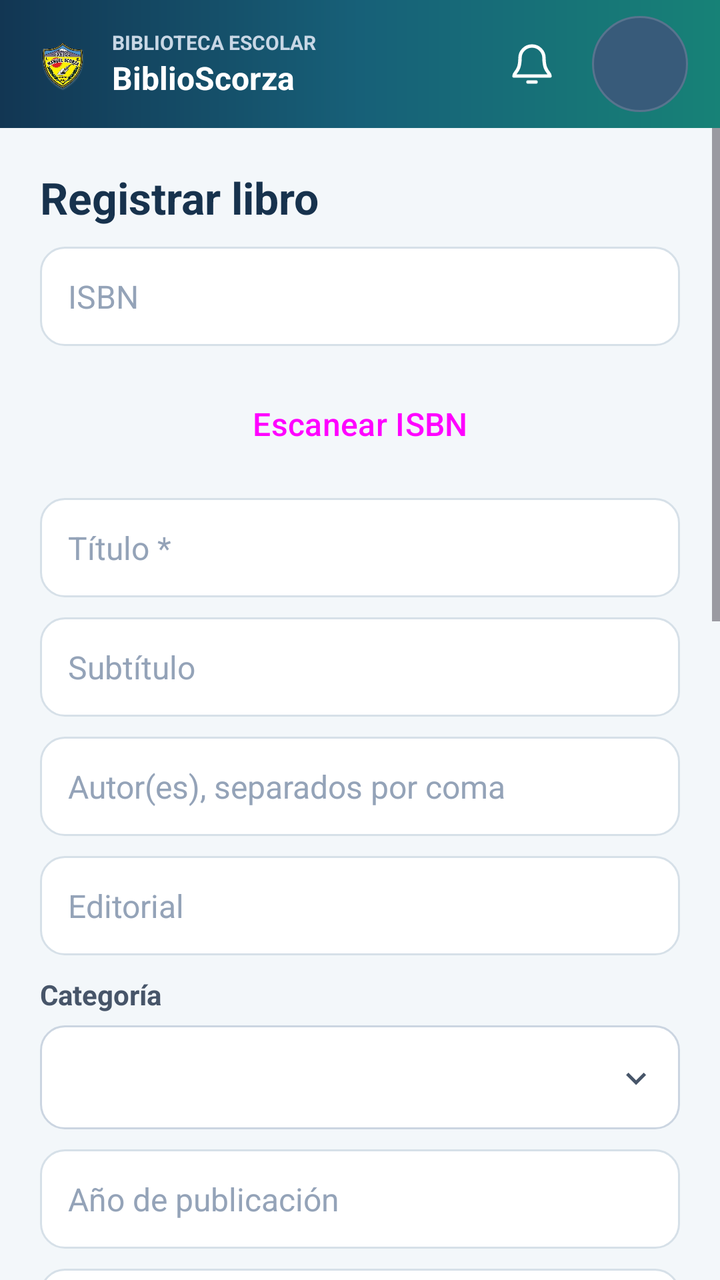
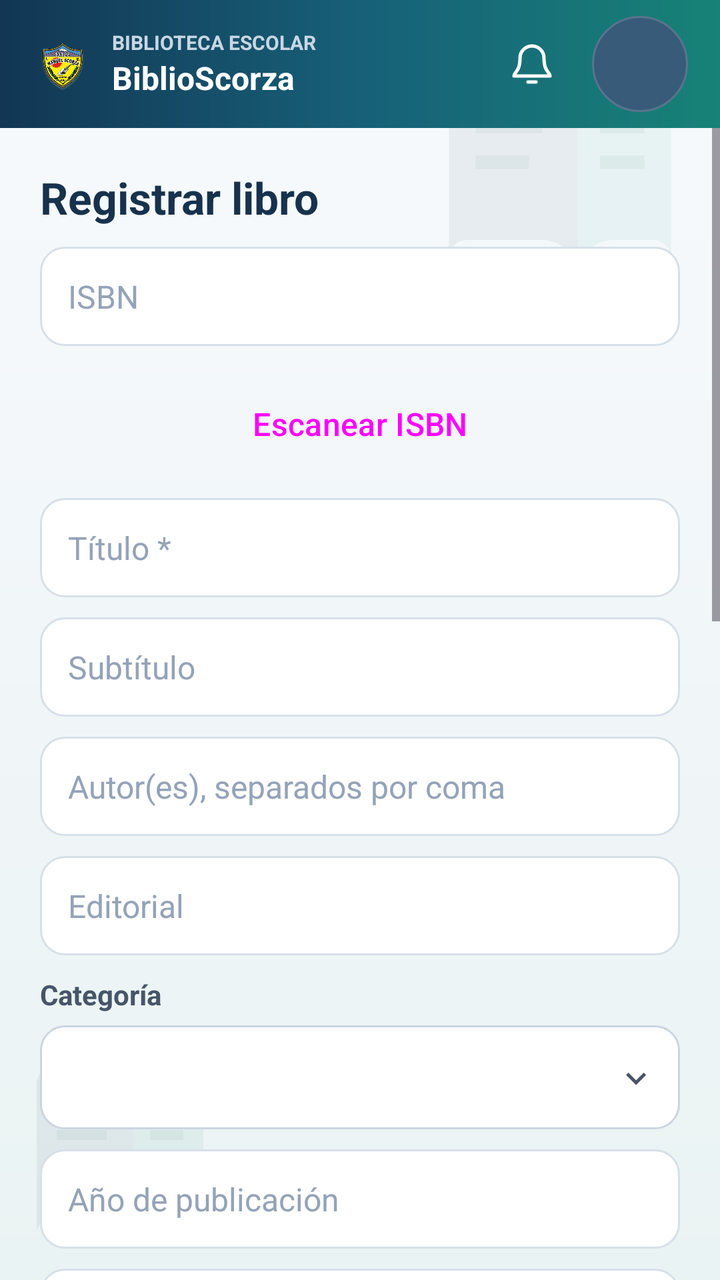

Before-and-after screenshots of an Android layout around one commit, followed by the original layout XML and the change that was made.
<!-- AndroidManifest.xml: application theme Theme.BiblioScorza -->
<!-- res/layout/activity_libro_form.xml -->
<?xml version="1.0" encoding="utf-8"?>
<LinearLayout xmlns:android="http://schemas.android.com/apk/res/android"
    android:layout_width="match_parent" android:layout_height="match_parent"
    android:orientation="vertical">
    <include layout="@layout/view_top_bar" />
    <ScrollView android:layout_width="match_parent" android:layout_height="0dp"
        android:layout_weight="1">
    <LinearLayout android:layout_width="match_parent" android:layout_height="wrap_content"
        android:orientation="vertical" android:padding="20dp">
        <TextView android:id="@+id/tvTituloFormulario" style="@style/BsTitle" android:layout_width="wrap_content" android:layout_height="wrap_content" android:text="Registrar libro" />
        <EditText android:id="@+id/etIsbn" style="@style/BsInput" android:hint="ISBN" android:inputType="textCapCharacters" />
        <Button android:id="@+id/btnScanIsbn" style="@style/BsButtonOutline" android:text="Escanear ISBN" />
        <EditText android:id="@+id/etTitulo" style="@style/BsInput" android:hint="Título *" android:inputType="textCapSentences" />
        <EditText android:id="@+id/etSubtitulo" style="@style/BsInput" android:hint="Subtítulo" android:inputType="textCapSentences" />
        <EditText android:id="@+id/etAutor" style="@style/BsInput" android:hint="Autor(es), separados por coma" android:inputType="textCapWords" />
        <EditText android:id="@+id/etEditorial" style="@style/BsInput" android:hint="Editorial" android:inputType="textCapWords" />
        <TextView android:layout_width="match_parent" android:layout_height="wrap_content"
            android:layout_marginTop="10dp" android:layout_marginBottom="6dp"
            android:text="Categoría" android:textColor="#475569" android:textSize="14sp"
            android:textStyle="bold" />
        <Spinner android:id="@+id/etCategoria" android:layout_width="match_parent" android:layout_height="52dp"
            android:background="@drawable/bg_filter_spinner" android:contentDescription="Seleccionar categoría del libro"
            android:paddingStart="12dp" android:paddingEnd="40dp" android:spinnerMode="dropdown" />
        <EditText android:id="@+id/etAnio" style="@style/BsInput" android:hint="Año de publicación" android:inputType="number" />
        <EditText android:id="@+id/etEdicion" style="@style/BsInput" android:hint="Edición" android:inputType="text" />
        <EditText android:id="@+id/etIdioma" style="@style/BsInput" android:hint="Idioma" android:inputType="text" android:text="es" />
        <Spinner android:id="@+id/spNivel" style="@style/BsInput" />
        <EditText android:id="@+id/etGrado" style="@style/BsInput" android:hint="Grado recomendado (1 a 6)" android:inputType="number" />
        <Spinner android:id="@+id/spTipo" style="@style/BsInput" />
        <Spinner android:id="@+id/spPrefijo" style="@style/BsInput" />
        <EditText android:id="@+id/etCantidad" style="@style/BsInput" android:hint="Cantidad" android:inputType="number" android:text="1" />
        <TextView android:id="@+id/tvUbicacionInfo" style="@style/BsText" />
        <Spinner android:id="@+id/spUbicacion" style="@style/BsInput" />
        <EditText android:id="@+id/etDescripcion" style="@style/BsInput" android:hint="Descripción" android:inputType="textMultiLine|textCapSentences" android:minLines="2" />
        <EditText android:id="@+id/etObs" style="@style/BsInput" android:hint="Observaciones" android:inputType="textMultiLine|textCapSentences" android:minLines="2" />
        <Button android:id="@+id/btnFoto" style="@style/BsButtonOutline" android:text="Elegir o tomar fotografía" />
        <ImageView android:id="@+id/ivFoto" android:layout_width="120dp" android:layout_height="160dp"
            android:layout_marginTop="8dp" android:scaleType="centerCrop" android:visibility="gone" android:contentDescription="Portada" />
        <TextView android:id="@+id/tvFotoEstado" style="@style/BsText" />
        <TextView android:id="@+id/tvError" style="@style/BsText" android:textColor="#B91C1C" />
        <Button android:id="@+id/btnGuardar" style="@style/BsButton" android:text="Guardar libro" />
    </LinearLayout>
    </ScrollView>
</LinearLayout>
<!-- res/layout/view_top_bar.xml (included above) -->
<?xml version="1.0" encoding="utf-8"?>
<LinearLayout xmlns:android="http://schemas.android.com/apk/res/android"
    android:layout_width="match_parent"
    android:layout_height="64dp"
    android:background="@drawable/bg_top_bar"
    android:gravity="center_vertical"
    android:orientation="horizontal"
    android:paddingStart="16dp"
    android:paddingEnd="16dp">

    <ImageButton
        android:id="@+id/btnVolver"
        android:layout_width="44dp"
        android:layout_height="44dp"
        android:background="?attr/selectableItemBackgroundBorderless"
        android:contentDescription="Volver"
        android:padding="12dp"
        android:src="@drawable/ic_arrow_back"
        android:tint="#FFFFFF"
        android:visibility="gone" />

    <ImageView
        android:layout_width="30dp"
        android:layout_height="36dp"
        android:contentDescription="Escudo de Biblioteca-Scorza"
        android:scaleType="fitCenter"
        android:src="@drawable/escudo_colegio_transparente" />

    <LinearLayout
        android:layout_width="0dp"
        android:layout_height="wrap_content"
        android:layout_marginStart="10dp"
        android:layout_weight="1"
        android:orientation="vertical">

        <TextView
            android:layout_width="match_parent"
            android:layout_height="wrap_content"
            android:ellipsize="end"
            android:maxLines="1"
            android:text="BIBLIOTECA ESCOLAR"
            android:textColor="#C8D7E5"
            android:textSize="10sp"
            android:textStyle="bold" />

        <TextView
            android:layout_width="match_parent"
            android:layout_height="wrap_content"
            android:ellipsize="end"
            android:maxLines="1"
            android:text="BiblioScorza"
            android:textColor="#FFFFFF"
            android:textSize="16sp"
            android:textStyle="bold" />
    </LinearLayout>

    <FrameLayout
        android:id="@+id/btnNotificaciones"
        android:layout_width="48dp"
        android:layout_height="48dp"
        android:layout_marginStart="4dp"
        android:background="@drawable/bg_top_bar_action_ripple"
        android:clickable="true"
        android:contentDescription="Notificaciones"
        android:focusable="true">

        <ImageView
            android:layout_width="24dp"
            android:layout_height="24dp"
            android:layout_gravity="center"
            android:contentDescription="@null"
            android:src="@drawable/ic_notifications"
            android:tint="#FFFFFF" />

        <TextView
            android:id="@+id/tvNotificaciones"
            android:layout_width="18dp"
            android:layout_height="18dp"
            android:layout_gravity="top|end"
            android:background="@drawable/bg_top_bar_badge"
            android:gravity="center"
            android:textColor="#FFFFFF"
            android:textSize="10sp"
            android:textStyle="bold"
            android:visibility="gone" />
    </FrameLayout>

    <TextView
        android:id="@+id/btnPerfil"
        android:layout_width="48dp"
        android:layout_height="48dp"
        android:layout_marginStart="6dp"
        android:background="@drawable/bg_top_bar_avatar_ripple"
        android:clickable="true"
        android:contentDescription="Abrir perfil del usuario"
        android:focusable="true"
        android:gravity="center"
        android:minHeight="48dp"
        android:minWidth="48dp"
        android:textColor="#FFFFFF"
        android:textSize="14sp"
        android:textStyle="bold" />
</LinearLayout>
<!-- resources referenced by this layout -->
<resources>
  <!-- drawable bg_top_bar_action_ripple (drawable) -->
  <?xml version="1.0" encoding="utf-8"?>
  <ripple xmlns:android="http://schemas.android.com/apk/res/android"
      android:color="#55FFFFFF">
      <item android:id="@android:id/mask">
          <shape android:shape="oval">
              <solid android:color="#FFFFFFFF" />
          </shape>
      </item>
  </ripple>
  <!-- drawable bg_top_bar_badge (drawable) -->
  <?xml version="1.0" encoding="utf-8"?>
  <shape xmlns:android="http://schemas.android.com/apk/res/android">
      <solid android:color="#D93445" />
      <corners android:radius="50dp" />
  </shape>
  <style name="BsButton" parent="Widget.Material3.Button">
          <item name="android:layout_width">match_parent</item>
          <item name="android:layout_height">54dp</item>
          <item name="android:layout_marginTop">12dp</item>
          <item name="android:textSize">16sp</item>
          <item name="cornerRadius">14dp</item>
      </style>
  <style name="BsText">
          <item name="android:layout_width">match_parent</item>
          <item name="android:layout_height">wrap_content</item>
          <item name="android:layout_marginTop">8dp</item>
          <item name="android:textSize">15sp</item>
          <item name="android:textColor">#1E293B</item>
      </style>
  <style name="BsTitle">
          <item name="android:textSize">22sp</item>
          <item name="android:textStyle">bold</item>
          <item name="android:textColor">#17324D</item>
      </style>
  <!-- drawable ic_filter_expand (drawable) -->
  <vector xmlns:android="http://schemas.android.com/apk/res/android"
      android:width="24dp"
      android:height="24dp"
      android:viewportWidth="24"
      android:viewportHeight="24">
      <path
          android:fillColor="#475569"
          android:pathData="M7.4,9.2L12,13.8l4.6,-4.6L18,10.6l-6,6 -6,-6z" />
  </vector>
  <!-- drawable bg_top_bar_avatar (drawable) -->
  <?xml version="1.0" encoding="utf-8"?>
  <shape xmlns:android="http://schemas.android.com/apk/res/android" android:shape="oval">
      <solid android:color="#385B7A" />
      <stroke android:width="1dp" android:color="#58748E" />
  </shape>
  <!-- drawable input_bg (drawable) -->
  <?xml version="1.0" encoding="utf-8"?>
  <shape xmlns:android="http://schemas.android.com/apk/res/android" android:shape="rectangle">
      <solid android:color="#FFFFFF" />
      <stroke android:width="1dp" android:color="#D6E0E8" />
      <corners android:radius="12dp" />
  </shape>
  <!-- unchanged entries left out for length: 9 -->
</resources>

<!-- the commit's change to res/layout/activity_libro_form.xml (unified diff, before → after) -->
@@ -1,6 +1,7 @@
 <?xml version="1.0" encoding="utf-8"?>
 <LinearLayout xmlns:android="http://schemas.android.com/apk/res/android"
     android:layout_width="match_parent" android:layout_height="match_parent"
+    android:background="@drawable/bg_library_canvas"
     android:orientation="vertical">
     <include layout="@layout/view_top_bar" />
     <ScrollView android:layout_width="match_parent" android:layout_height="0dp"
<!-- resource entries referenced after the edit -->
@@ -1,5 +1,28 @@
 <!-- resources referenced by this layout -->
 <resources>
+  <!-- drawable bg_library_canvas (drawable) -->
+  <layer-list xmlns:android="http://schemas.android.com/apk/res/android">
+      <item>
+          <shape android:shape="rectangle">
+              <gradient
+                  android:angle="270"
+                  android:startColor="#F7FAFC"
+                  android:centerColor="#F1F6F8"
+                  android:endColor="#EAF3F3"
+                  android:type="linear" />
+          </shape>
+      </item>
+      <item
+          android:drawable="@drawable/ic_library_watermark"
+          android:gravity="top|end"
+          android:width="160dp"
+          android:height="160dp" />
+      <item
+          android:drawable="@drawable/ic_library_watermark"
+          android:gravity="bottom|start"
+          android:width="120dp"
+          android:height="120dp" />
+  </layer-list>
   <!-- drawable bg_top_bar_action_ripple (drawable) -->
   <?xml version="1.0" encoding="utf-8"?>
   <ripple xmlns:android="http://schemas.android.com/apk/res/android"
@@ -45,6 +68,22 @@
           android:fillColor="#475569"
           android:pathData="M7.4,9.2L12,13.8l4.6,-4.6L18,10.6l-6,6 -6,-6z" />
   </vector>
+  <!-- drawable ic_library_watermark (drawable) -->
+  <vector xmlns:android="http://schemas.android.com/apk/res/android"
+      android:width="160dp"
+      android:height="160dp"
+      android:viewportWidth="72"
+      android:viewportHeight="72">
+      <path
+          android:fillColor="#1017324D"
+          android:pathData="M11,13C11,10.8 12.8,9 15,9h17c4.4,0 8,3.6 8,8v45c0,-4.4 -3.6,-8 -8,-8H15c-2.2,0 -4,1.8 -4,4z" />
+      <path
+          android:fillColor="#10168C83"
+          android:pathData="M61,13c0,-2.2 -1.8,-4 -4,-4H40v53c0,-4.4 3.6,-8 8,-8h9c2.2,0 4,1.8 4,4z" />
+      <path
+          android:fillColor="#187F9A9B"
+          android:pathData="M17,19h15v3H17zM17,27h15v3H17zM17,35h12v3H17zM45,19h10v3H45zM45,27h10v3H45zM45,35h10v3H45z" />
+  </vector>
   <!-- drawable bg_top_bar_avatar (drawable) -->
   <?xml version="1.0" encoding="utf-8"?>
   <shape xmlns:android="http://schemas.android.com/apk/res/android" android:shape="oval">
